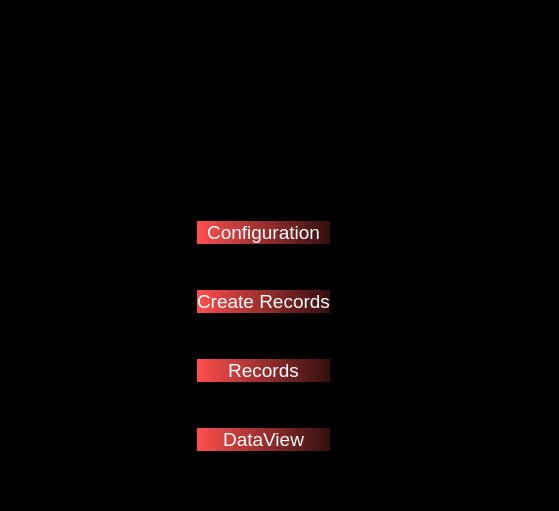
This is PyQt/pyqt_ui/bed_mainwindow.ui in zakerl/Capstone_Project as Qt 5 draws it before an edit; both pictures show x 293 to 852 and y 131 to 642 of the 1183 by 955 pixel window. The edited form follows.
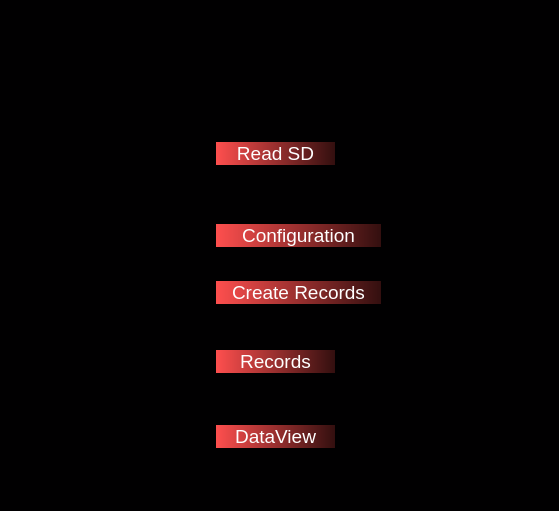
This is the edited form. Icons and pictures are not drawn.

Commit message: Added sd button

Patch:
```diff
--- a/PyQt/pyqt_ui/bed_mainwindow.ui
+++ b/PyQt/pyqt_ui/bed_mainwindow.ui
@@ -18,7 +18,311 @@
   </property>
   <widget class="QWidget" name="centralwidget">
    <layout class="QGridLayout" name="gridLayout">
-    <item row="0" column="4">
+    <item row="1" column="9">
+     <spacer name="horizontalSpacer_13">
+      <property name="orientation">
+       <enum>Qt::Horizontal</enum>
+      </property>
+      <property name="sizeType">
+       <enum>QSizePolicy::Fixed</enum>
+      </property>
+      <property name="sizeHint" stdset="0">
+       <size>
+        <width>358</width>
+        <height>28</height>
+       </size>
+      </property>
+     </spacer>
+    </item>
+    <item row="10" column="6" colspan="4">
+     <spacer name="horizontalSpacer_8">
+      <property name="orientation">
+       <enum>Qt::Horizontal</enum>
+      </property>
+      <property name="sizeHint" stdset="0">
+       <size>
+        <width>494</width>
+        <height>28</height>
+       </size>
+      </property>
+     </spacer>
+    </item>
+    <item row="4" column="3" colspan="4">
+     <widget class="QPushButton" name="ReadSD">
+      <property name="styleSheet">
+       <string notr="true">font-size: 14pt;background-color: qlineargradient(spread:pad, x1:0, y1:0, x2:1, y2:0, stop:0 rgba(254,79,78,255), stop:1 rgba(51,15,15,255));
+font: 9pt &quot;Microsoft YaHei UI&quot;;
+color: rgb(255, 255, 255);
+border-style: solid;
+border-radius: 15px;
+</string>
+      </property>
+      <property name="text">
+       <string>Read SD</string>
+      </property>
+     </widget>
+    </item>
+    <item row="5" column="3" colspan="2">
+     <spacer name="verticalSpacer_5">
+      <property name="orientation">
+       <enum>Qt::Vertical</enum>
+      </property>
+      <property name="sizeType">
+       <enum>QSizePolicy::Fixed</enum>
+      </property>
+      <property name="sizeHint" stdset="0">
+       <size>
+        <width>20</width>
+        <height>40</height>
+       </size>
+      </property>
+     </spacer>
+    </item>
+    <item row="14" column="3" colspan="3">
+     <spacer name="verticalSpacer_2">
+      <property name="orientation">
+       <enum>Qt::Vertical</enum>
+      </property>
+      <property name="sizeHint" stdset="0">
+       <size>
+        <width>20</width>
+        <height>342</height>
+       </size>
+      </property>
+     </spacer>
+    </item>
+    <item row="10" column="4" colspan="2">
+     <spacer name="verticalSpacer_6">
+      <property name="orientation">
+       <enum>Qt::Vertical</enum>
+      </property>
+      <property name="sizeType">
+       <enum>QSizePolicy::Fixed</enum>
+      </property>
+      <property name="sizeHint" stdset="0">
+       <size>
+        <width>20</width>
+        <height>40</height>
+       </size>
+      </property>
+     </spacer>
+    </item>
+    <item row="5" column="0" rowspan="2" colspan="3">
+     <spacer name="horizontalSpacer_11">
+      <property name="orientation">
+       <enum>Qt::Horizontal</enum>
+      </property>
+      <property name="sizeHint" stdset="0">
+       <size>
+        <width>494</width>
+        <height>28</height>
+       </size>
+      </property>
+     </spacer>
+    </item>
+    <item row="6" column="3" rowspan="2" colspan="5">
+     <widget class="QPushButton" name="ConfigButton">
+      <property name="styleSheet">
+       <string notr="true">font-size: 14pt;background-color: qlineargradient(spread:pad, x1:0, y1:0, x2:1, y2:0, stop:0 rgba(254,79,78,255), stop:1 rgba(51,15,15,255));
+font: 9pt &quot;Microsoft YaHei UI&quot;;
+color: rgb(255, 255, 255);
+border-style: solid;
+border-radius: 15px;
+</string>
+      </property>
+      <property name="text">
+       <string>Configuration</string>
+      </property>
+     </widget>
+    </item>
+    <item row="13" column="3" colspan="4">
+     <widget class="QPushButton" name="DataViewButton">
+      <property name="styleSheet">
+       <string notr="true">font-size: 14pt;background-color: qlineargradient(spread:pad, x1:0, y1:0, x2:1, y2:0, stop:0 rgba(254,79,78,255), stop:1 rgba(51,15,15,255));
+font: 9pt &quot;Microsoft YaHei UI&quot;;
+color: rgb(255, 255, 255);
+border-style: solid;
+border-radius: 15px;
+</string>
+      </property>
+      <property name="text">
+       <string>DataView</string>
+      </property>
+     </widget>
+    </item>
+    <item row="5" column="8" rowspan="3" colspan="2">
+     <spacer name="horizontalSpacer_10">
+      <property name="orientation">
+       <enum>Qt::Horizontal</enum>
+      </property>
+      <property name="sizeHint" stdset="0">
+       <size>
+        <width>494</width>
+        <height>28</height>
+       </size>
+      </property>
+     </spacer>
+    </item>
+    <item row="3" column="3">
+     <spacer name="verticalSpacer_7">
+      <property name="orientation">
+       <enum>Qt::Vertical</enum>
+      </property>
+      <property name="sizeType">
+       <enum>QSizePolicy::Fixed</enum>
+      </property>
+      <property name="sizeHint" stdset="0">
+       <size>
+        <width>20</width>
+        <height>40</height>
+       </size>
+      </property>
+     </spacer>
+    </item>
+    <item row="9" column="3" colspan="5">
+     <widget class="QPushButton" name="CreateRecordsButton">
+      <property name="styleSheet">
+       <string notr="true">font-size: 14pt;background-color: qlineargradient(spread:pad, x1:0, y1:0, x2:1, y2:0, stop:0 rgba(254,79,78,255), stop:1 rgba(51,15,15,255));
+font: 9pt &quot;Microsoft YaHei UI&quot;;
+color: rgb(255, 255, 255);
+border-style: solid;
+border-radius: 15px;
+</string>
+      </property>
+      <property name="text">
+       <string>Create Records</string>
+      </property>
+     </widget>
+    </item>
+    <item row="4" column="7" colspan="3">
+     <spacer name="horizontalSpacer_15">
+      <property name="orientation">
+       <enum>Qt::Horizontal</enum>
+      </property>
+      <property name="sizeHint" stdset="0">
+       <size>
+        <width>537</width>
+        <height>28</height>
+       </size>
+      </property>
+     </spacer>
+    </item>
+    <item row="13" column="7" colspan="3">
+     <spacer name="horizontalSpacer_14">
+      <property name="orientation">
+       <enum>Qt::Horizontal</enum>
+      </property>
+      <property name="sizeHint" stdset="0">
+       <size>
+        <width>537</width>
+        <height>28</height>
+       </size>
+      </property>
+     </spacer>
+    </item>
+    <item row="11" column="3" colspan="4">
+     <widget class="QPushButton" name="RecordsButton">
+      <property name="styleSheet">
+       <string notr="true">font-size: 14pt;background-color: qlineargradient(spread:pad, x1:0, y1:0, x2:1, y2:0, stop:0 rgba(254,79,78,255), stop:1 rgba(51,15,15,255));
+font: 9pt &quot;Microsoft YaHei UI&quot;;
+color: rgb(255, 255, 255);
+border-style: solid;
+border-radius: 15px;
+</string>
+      </property>
+      <property name="text">
+       <string>Records</string>
+      </property>
+     </widget>
+    </item>
+    <item row="1" column="1">
+     <spacer name="horizontalSpacer_12">
+      <property name="orientation">
+       <enum>Qt::Horizontal</enum>
+      </property>
+      <property name="sizeType">
+       <enum>QSizePolicy::Fixed</enum>
+      </property>
+      <property name="sizeHint" stdset="0">
+       <size>
+        <width>358</width>
+        <height>28</height>
+       </size>
+      </property>
+     </spacer>
+    </item>
+    <item row="8" column="8" rowspan="2" colspan="2">
+     <spacer name="horizontalSpacer_7">
+      <property name="orientation">
+       <enum>Qt::Horizontal</enum>
+      </property>
+      <property name="sizeHint" stdset="0">
+       <size>
+        <width>494</width>
+        <height>28</height>
+       </size>
+      </property>
+     </spacer>
+    </item>
+    <item row="12" column="5">
+     <spacer name="verticalSpacer_8">
+      <property name="orientation">
+       <enum>Qt::Vertical</enum>
+      </property>
+      <property name="sizeType">
+       <enum>QSizePolicy::Fixed</enum>
+      </property>
+      <property name="sizeHint" stdset="0">
+       <size>
+        <width>20</width>
+        <height>38</height>
+       </size>
+      </property>
+     </spacer>
+    </item>
+    <item row="7" column="4" rowspan="2" colspan="2">
+     <spacer name="verticalSpacer_4">
+      <property name="orientation">
+       <enum>Qt::Vertical</enum>
+      </property>
+      <property name="sizeType">
+       <enum>QSizePolicy::Fixed</enum>
+      </property>
+      <property name="sizeHint" stdset="0">
+       <size>
+        <width>20</width>
+        <height>40</height>
+       </size>
+      </property>
+     </spacer>
+    </item>
+    <item row="4" column="0" colspan="3">
+     <spacer name="horizontalSpacer_16">
+      <property name="orientation">
+       <enum>Qt::Horizontal</enum>
+      </property>
+      <property name="sizeHint" stdset="0">
+       <size>
+        <width>491</width>
+        <height>28</height>
+       </size>
+      </property>
+     </spacer>
+    </item>
+    <item row="11" column="0" rowspan="2" colspan="3">
+     <spacer name="horizontalSpacer_6">
+      <property name="orientation">
+       <enum>Qt::Horizontal</enum>
+      </property>
+      <property name="sizeHint" stdset="0">
+       <size>
+        <width>494</width>
+        <height>28</height>
+       </size>
+      </property>
+     </spacer>
+    </item>
+    <item row="0" column="3" colspan="3">
      <spacer name="verticalSpacer">
       <property name="orientation">
        <enum>Qt::Vertical</enum>
@@ -31,23 +335,30 @@
       </property>
      </spacer>
     </item>
-    <item row="1" column="0">
-     <spacer name="horizontalSpacer_12">
+    <item row="8" column="0" rowspan="2" colspan="3">
+     <spacer name="horizontalSpacer_3">
       <property name="orientation">
        <enum>Qt::Horizontal</enum>
       </property>
       <property name="sizeType">
        <enum>QSizePolicy::Fixed</enum>
       </property>
+     </spacer>
+    </item>
+    <item row="13" column="0" colspan="3">
+     <spacer name="horizontalSpacer_9">
+      <property name="orientation">
+       <enum>Qt::Horizontal</enum>
+      </property>
       <property name="sizeHint" stdset="0">
        <size>
-        <width>358</width>
+        <width>491</width>
         <height>28</height>
        </size>
       </property>
      </spacer>
     </item>
-    <item row="1" column="1" colspan="5">
+    <item row="1" column="2" rowspan="2" colspan="7">
      <widget class="QLabel" name="label">
       <property name="maximumSize">
        <size>
@@ -66,237 +377,6 @@
       </property>
      </widget>
     </item>
-    <item row="1" column="6">
-     <spacer name="horizontalSpacer_13">
-      <property name="orientation">
-       <enum>Qt::Horizontal</enum>
-      </property>
-      <property name="sizeType">
-       <enum>QSizePolicy::Fixed</enum>
-      </property>
-      <property name="sizeHint" stdset="0">
-       <size>
-        <width>358</width>
-        <height>28</height>
-       </size>
-      </property>
-     </spacer>
-    </item>
-    <item row="2" column="3">
-     <spacer name="verticalSpacer_7">
-      <property name="orientation">
-       <enum>Qt::Vertical</enum>
-      </property>
-      <property name="sizeType">
-       <enum>QSizePolicy::Fixed</enum>
-      </property>
-      <property name="sizeHint" stdset="0">
-       <size>
-        <width>20</width>
-        <height>40</height>
-       </size>
-      </property>
-     </spacer>
-    </item>
-    <item row="3" column="2">
-     <widget class="QPushButton" name="ConfigButton">
-      <property name="styleSheet">
-       <string notr="true">font-size: 14pt;background-color: qlineargradient(spread:pad, x1:0, y1:0, x2:1, y2:0, stop:0 rgba(254,79,78,255), stop:1 rgba(51,15,15,255));
-font: 9pt &quot;Microsoft YaHei UI&quot;;
-color: rgb(255, 255, 255);
-border-style: solid;
-border-radius: 15px;
-</string>
-      </property>
-      <property name="text">
-       <string>Configuration</string>
-      </property>
-     </widget>
-    </item>
-    <item row="4" column="0" colspan="2">
-     <spacer name="horizontalSpacer_11">
-      <property name="orientation">
-       <enum>Qt::Horizontal</enum>
-      </property>
-      <property name="sizeHint" stdset="0">
-       <size>
-        <width>494</width>
-        <height>28</height>
-       </size>
-      </property>
-     </spacer>
-    </item>
-    <item row="4" column="3">
-     <spacer name="verticalSpacer_4">
-      <property name="orientation">
-       <enum>Qt::Vertical</enum>
-      </property>
-      <property name="sizeType">
-       <enum>QSizePolicy::Fixed</enum>
-      </property>
-      <property name="sizeHint" stdset="0">
-       <size>
-        <width>20</width>
-        <height>40</height>
-       </size>
-      </property>
-     </spacer>
-    </item>
-    <item row="4" column="6">
-     <spacer name="horizontalSpacer_10">
-      <property name="orientation">
-       <enum>Qt::Horizontal</enum>
-      </property>
-      <property name="sizeHint" stdset="0">
-       <size>
-        <width>494</width>
-        <height>28</height>
-       </size>
-      </property>
-     </spacer>
-    </item>
-    <item row="5" column="2">
-     <widget class="QPushButton" name="CreateRecordsButton">
-      <property name="styleSheet">
-       <string notr="true">font-size: 14pt;background-color: qlineargradient(spread:pad, x1:0, y1:0, x2:1, y2:0, stop:0 rgba(254,79,78,255), stop:1 rgba(51,15,15,255));
-font: 9pt &quot;Microsoft YaHei UI&quot;;
-color: rgb(255, 255, 255);
-border-style: solid;
-border-radius: 15px;
-</string>
-      </property>
-      <property name="text">
-       <string>Create Records</string>
-      </property>
-     </widget>
-    </item>
-    <item row="6" column="0" colspan="2">
-     <spacer name="horizontalSpacer_3">
-      <property name="orientation">
-       <enum>Qt::Horizontal</enum>
-      </property>
-      <property name="sizeHint" stdset="0">
-       <size>
-        <width>494</width>
-        <height>20</height>
-       </size>
-      </property>
-     </spacer>
-    </item>
-    <item row="6" column="5">
-     <spacer name="verticalSpacer_5">
-      <property name="orientation">
-       <enum>Qt::Vertical</enum>
-      </property>
-      <property name="sizeType">
-       <enum>QSizePolicy::Fixed</enum>
-      </property>
-      <property name="sizeHint" stdset="0">
-       <size>
-        <width>20</width>
-        <height>40</height>
-       </size>
-      </property>
-     </spacer>
-    </item>
-    <item row="6" column="6">
-     <spacer name="horizontalSpacer_7">
-      <property name="orientation">
-       <enum>Qt::Horizontal</enum>
-      </property>
-      <property name="sizeHint" stdset="0">
-       <size>
-        <width>494</width>
-        <height>28</height>
-       </size>
-      </property>
-     </spacer>
-    </item>
-    <item row="7" column="2">
-     <widget class="QPushButton" name="RecordsButton">
-      <property name="styleSheet">
-       <string notr="true">font-size: 14pt;background-color: qlineargradient(spread:pad, x1:0, y1:0, x2:1, y2:0, stop:0 rgba(254,79,78,255), stop:1 rgba(51,15,15,255));
-font: 9pt &quot;Microsoft YaHei UI&quot;;
-color: rgb(255, 255, 255);
-border-style: solid;
-border-radius: 15px;
-</string>
-      </property>
-      <property name="text">
-       <string>Records</string>
-      </property>
-     </widget>
-    </item>
-    <item row="8" column="0" colspan="2">
-     <spacer name="horizontalSpacer_6">
-      <property name="orientation">
-       <enum>Qt::Horizontal</enum>
-      </property>
-      <property name="sizeHint" stdset="0">
-       <size>
-        <width>494</width>
-        <height>28</height>
-       </size>
-      </property>
-     </spacer>
-    </item>
-    <item row="8" column="5">
-     <spacer name="verticalSpacer_6">
-      <property name="orientation">
-       <enum>Qt::Vertical</enum>
-      </property>
-      <property name="sizeType">
-       <enum>QSizePolicy::Fixed</enum>
-      </property>
-      <property name="sizeHint" stdset="0">
-       <size>
-        <width>20</width>
-        <height>40</height>
-       </size>
-      </property>
-     </spacer>
-    </item>
-    <item row="8" column="6">
-     <spacer name="horizontalSpacer_8">
-      <property name="orientation">
-       <enum>Qt::Horizontal</enum>
-      </property>
-      <property name="sizeHint" stdset="0">
-       <size>
-        <width>494</width>
-        <height>28</height>
-       </size>
-      </property>
-     </spacer>
-    </item>
-    <item row="9" column="2">
-     <widget class="QPushButton" name="DataViewButton">
-      <property name="styleSheet">
-       <string notr="true">font-size: 14pt;background-color: qlineargradient(spread:pad, x1:0, y1:0, x2:1, y2:0, stop:0 rgba(254,79,78,255), stop:1 rgba(51,15,15,255));
-font: 9pt &quot;Microsoft YaHei UI&quot;;
-color: rgb(255, 255, 255);
-border-style: solid;
-border-radius: 15px;
-</string>
-      </property>
-      <property name="text">
-       <string>DataView</string>
-      </property>
-     </widget>
-    </item>
-    <item row="10" column="2">
-     <spacer name="verticalSpacer_2">
-      <property name="orientation">
-       <enum>Qt::Vertical</enum>
-      </property>
-      <property name="sizeHint" stdset="0">
-       <size>
-        <width>20</width>
-        <height>342</height>
-       </size>
-      </property>
-     </spacer>
-    </item>
    </layout>
   </widget>
   <widget class="QMenuBar" name="menubar">
```
Left out of the diff: 9 changed lines with no effect on the pictures. The commit also changes 2 other files.
